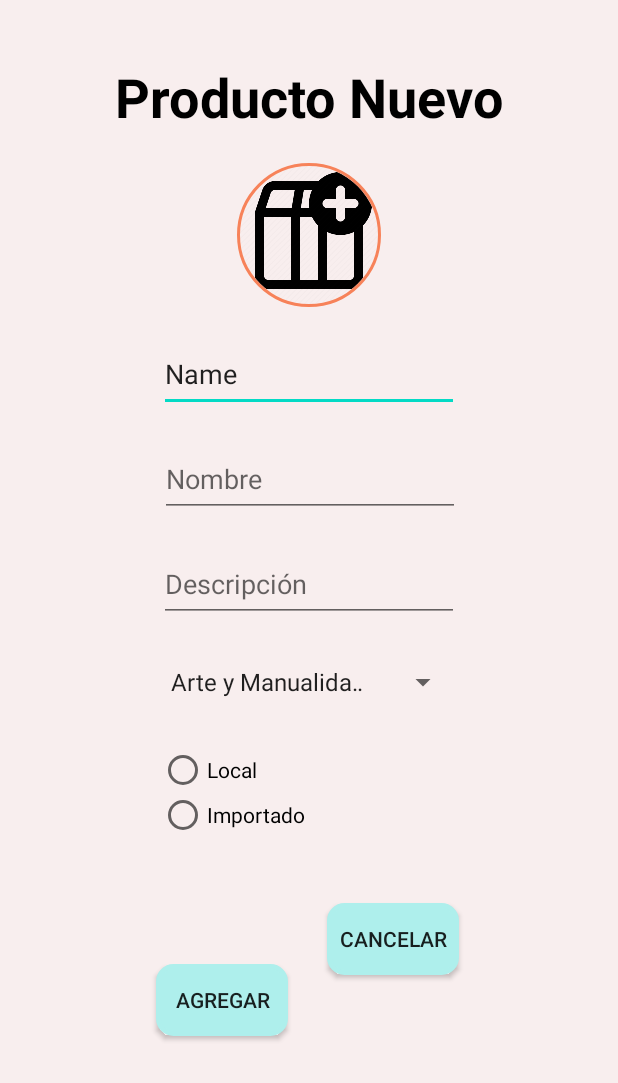
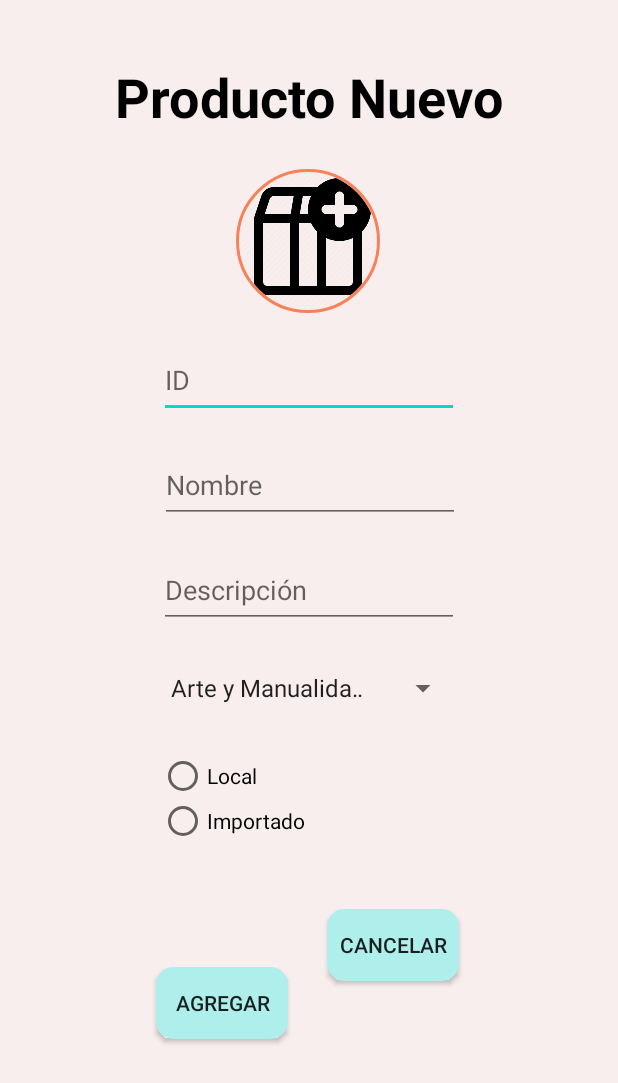
Before and after one commit to Ozpy/ProyectoInterf, an Android app: the AgregarProducto screen opened directly, with no data from a screen before it, on a phone screen of 412 x 824 dp. Shown: the top 1083 px of the screen. Run offline under Robolectric (Android 15) with nearby library versions, the phone set to English and light mode, and no system bars; our stand-ins replace CircleImageView.

Commit message:
menu productos

```diff
--- a/app/src/main/res/layout/activity_agregar_producto.xml
+++ b/app/src/main/res/layout/activity_agregar_producto.xml
@@ -25,12 +25,12 @@
         android:id="@+id/iv_PN"
         android:layout_width="96dp"
         android:layout_height="96dp"
-        android:layout_marginTop="20dp"
+        android:layout_marginTop="24dp"
         android:src="@drawable/addprod"
         app:civ_border_color="#f78259"
         app:civ_border_width="2dp"
         app:layout_constraintEnd_toEndOf="parent"
-        app:layout_constraintHorizontal_bias="0.5"
+        app:layout_constraintHorizontal_bias="0.498"
         app:layout_constraintStart_toStartOf="parent"
         app:layout_constraintTop_toBottomOf="@+id/tv_PN" />
 
@@ -40,8 +40,8 @@
         android:layout_height="50dp"
         android:layout_marginTop="20dp"
         android:ems="10"
+        android:hint="ID"
         android:inputType="textPersonName"
-        android:text="Name"
         app:layout_constraintEnd_toEndOf="parent"
         app:layout_constraintStart_toStartOf="parent"
         app:layout_constraintTop_toBottomOf="@+id/iv_PN" />
```
Also changed, not shown: app/src/main/res/layout/activity_productos.xml (+0 -16 lines).
